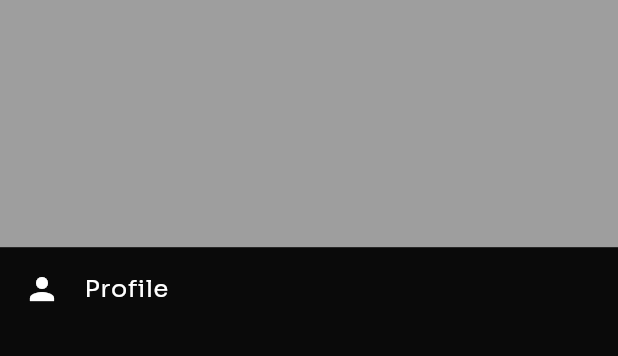
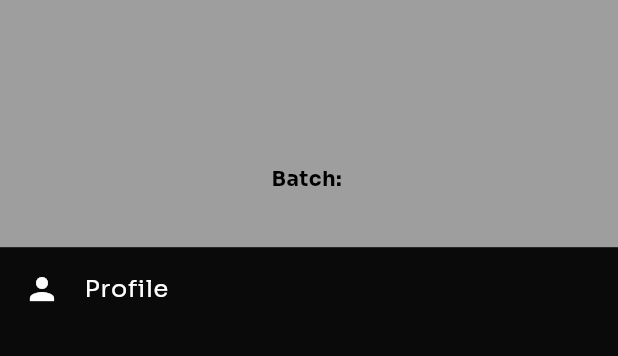
Before and after one commit to Swayanshuu/Batch-Mate, a Flutter app: the DreawerOptions widget shown alone on an empty page, opened directly, on a phone screen of 412 x 824 dp. Shown: the top 356 px of the screen. Run offline on Flutter 3.47's test engine with Material 3 defaults, Android fonts, the phone set to English and light mode, and no system bars; our stand-ins replace cloud_firestore, dio, firebase_auth, firebase_core, skeletonizer; missing offline and left inert: shimmer_text; accounts and stored records are empty.

Commit message:
work on profile edit

```diff
--- a/lib/Provider/userProvider.dart
+++ b/lib/Provider/userProvider.dart
@@ -4,19 +4,19 @@ import 'package:cloud_firestore/cloud_firestore.dart';
 import 'package:firebase_auth/firebase_auth.dart';
 import 'package:flutter/material.dart';
 
-class userProvider extends ChangeNotifier {
-  String userName = "USER";
-  String userEmail = "EMAIL";
-  String userBatch = "BATCH";
+class UserProvider extends ChangeNotifier {
+  String userName = "?";
+  String userEmail = "?";
+  String userBatch = "?";
 
   var db = FirebaseFirestore.instance;
   void getDetails() {
     var authUser = FirebaseAuth.instance.currentUser;
 
     db.collection("users").doc(authUser!.uid).get().then((dataSnapshot) {
-      userName = dataSnapshot.data()?['name'] ?? "";
-      userEmail = dataSnapshot.data()?['email'] ?? "";
-      userBatch = dataSnapshot.data()?['batchCode'] ?? "";
+      userName = dataSnapshot.data()?["name"] ?? "";
+      userEmail = dataSnapshot.data()?["email"] ?? "";
+      userBatch = dataSnapshot.data()?["batchCode"] ?? "";
       notifyListeners();
     });
   }
--- a/lib/Screens/main_Screen.dart
+++ b/lib/Screens/main_Screen.dart
@@ -1,6 +1,7 @@
 // ignore_for_file: deprecated_member_use, unnecessary_to_list_in_spreads, file_names
 
 import 'dart:ui';
+import 'package:classroombuddy/Provider/userProvider.dart';
 import 'package:classroombuddy/apidata.dart/api_Helper.dart';
 import 'package:classroombuddy/customs/content.dart';
 import 'package:classroombuddy/customs/drawerOptions.dart';
@@ -10,6 +11,7 @@ import 'package:cloud_firestore/cloud_firestore.dart';
 import 'package:firebase_auth/firebase_auth.dart';
 import 'package:flutter/material.dart';
 import 'package:intl/intl.dart';
+import 'package:provider/provider.dart';
 import 'package:skeletonizer/skeletonizer.dart';
 
 class MainScreen extends StatefulWidget {
@@ -138,6 +140,7 @@ class _MainScreenState extends State<MainScreen> {
 
   @override
   Widget build(BuildContext context) {
+    var userProvider = Provider.of<UserProvider>(context);
     return Scaffold(
       drawer: Drawer(
         backgroundColor: const Color.fromARGB(255, 1, 2, 11),
@@ -165,7 +168,7 @@ class _MainScreenState extends State<MainScreen> {
                     const SizedBox(height: 60),
 
                     // User info card
-                    UserInfoCard(name: user?.displayName ?? "USER"),
+                    UserInfoCard(name: userProvider.userName),
                     const SizedBox(height: 15),
 
                     // Main content
--- a/lib/Screens/splash_Screen.dart
+++ b/lib/Screens/splash_Screen.dart
@@ -1,7 +1,9 @@
+import 'package:classroombuddy/Provider/userProvider.dart';
 import 'package:classroombuddy/Screens/login_Screen.dart';
 import 'package:classroombuddy/Screens/main_Screen.dart';
 import 'package:firebase_auth/firebase_auth.dart';
 import 'package:flutter/material.dart';
+import 'package:provider/provider.dart';
 
 class SplashScreen extends StatefulWidget {
   const SplashScreen({super.key});
@@ -37,6 +39,7 @@ class _SplashScreenState extends State<SplashScreen> {
   }
 
   void OpenMainScreen() {
+    Provider.of<UserProvider>(context,listen: false);
     Navigator.pushReplacement(
       context,
       MaterialPageRoute(
--- a/lib/customs/drawerOptions.dart
+++ b/lib/customs/drawerOptions.dart
@@ -1,4 +1,7 @@
+import 'package:classroombuddy/Provider/userProvider.dart';
+import 'package:classroombuddy/Screens/profileScreen.dart';
 import 'package:flutter/material.dart';
+import 'package:provider/provider.dart';
 
 class DreawerOptions extends StatefulWidget {
   const DreawerOptions({super.key});
@@ -10,13 +13,56 @@ class DreawerOptions extends StatefulWidget {
 class _DreawerOptionsState extends State<DreawerOptions> {
   @override
   Widget build(BuildContext context) {
+    var userProvider = Provider.of<UserProvider>(context);
     return Column(
       children: [
         Container(
+          width: double.infinity,
           height: MediaQuery.of(context).size.height * .2,
           color: Colors.grey,
+          child: Column(
+            mainAxisAlignment: MainAxisAlignment.center,
+            children: [
+              Text(
+                userProvider.userName,
+                style: TextStyle(
+                  color: const Color.fromARGB(255, 0, 0, 0),
+                  fontSize: 30,
+                ),
+              ),
+              Text(
+                userProvider.userEmail,
+                style: TextStyle(
+                  color: const Color.fromARGB(255, 0, 0, 0),
+                  //fontSize: 40,
+                ),
+              ),
+              SizedBox(height: 10),
+              Text(
+                "Batch: ${userProvider.userBatch}",
+                style: TextStyle(
+                  color: const Color.fromARGB(255, 0, 0, 0),
+                  fontWeight: FontWeight.bold
+                ),
+              ),
+            ],
+          ),
         ),
-        ListTile(leading: Icon(Icons.person), title: Text("Profile")),
+
+        // Profile
+        InkWell(
+          onTap: () {
+            Navigator.push(
+              context,
+              MaterialPageRoute(
+                builder: (context) {
+                  return ProfileScreen();
+                },
+              ),
+            );
+          },
+          child: ListTile(leading: Icon(Icons.person), title: Text("Profile")),
+        ),
         ListTile(leading: Icon(Icons.ac_unit_sharp), title: Text("About")),
         ListTile(leading: Icon(Icons.settings), title: Text("Settings")),
       ],
--- a/lib/customs/topbar.dart
+++ b/lib/customs/topbar.dart
@@ -50,7 +50,7 @@ class _TopBarState extends State<TopBar> {
                       return _roundButton(Icons.menu, () {
                         Scaffold.of(
                           context,
-                        ).openDrawer(); // 🔥 This opens the drawer
+                        ).openDrawer(); // This opens the drawer
                       });
                     },
                   ),
--- a/lib/main.dart
+++ b/lib/main.dart
@@ -14,7 +14,9 @@ Future<void> main() async {
   runApp(
     ChangeNotifierProvider(
       create: (context) {
-        return UserProvider();
+        final userProvider = UserProvider();
+        userProvider.getDetails(); // fetch Firestore data immediately
+        return userProvider;
       },
       child: MyApp(),
     ),
```
Also changed, not shown: lib/Screens/edit_Screen.dart (added, +104 -0 lines), lib/Screens/profileScreen.dart (+44 -9 lines).
